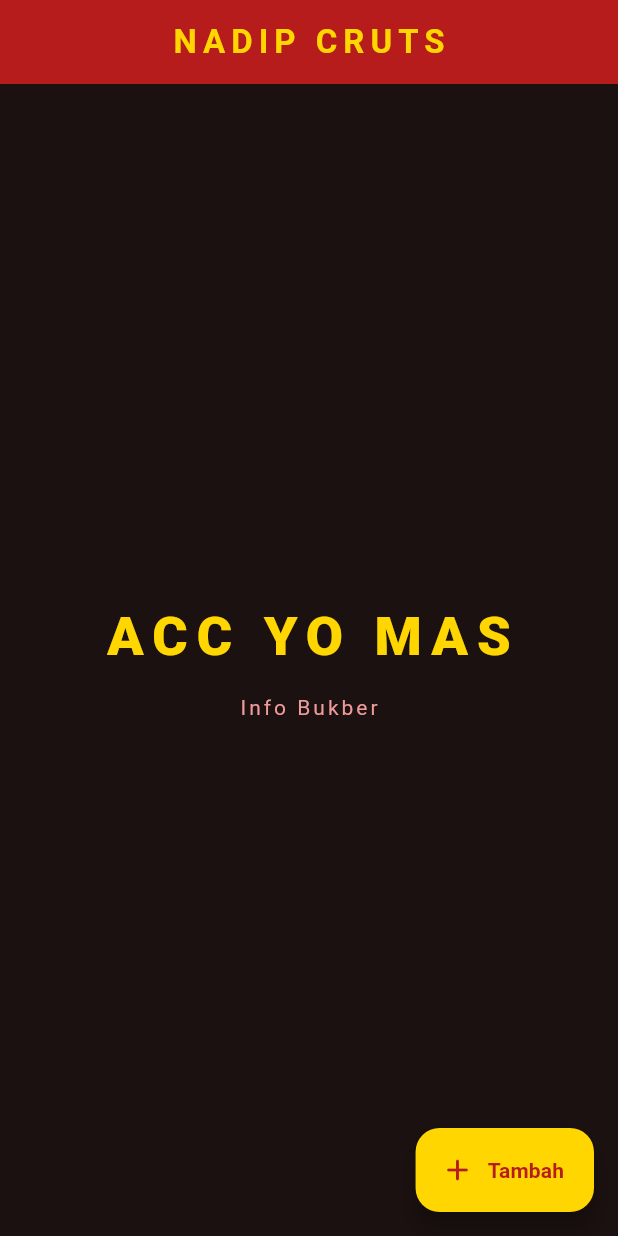
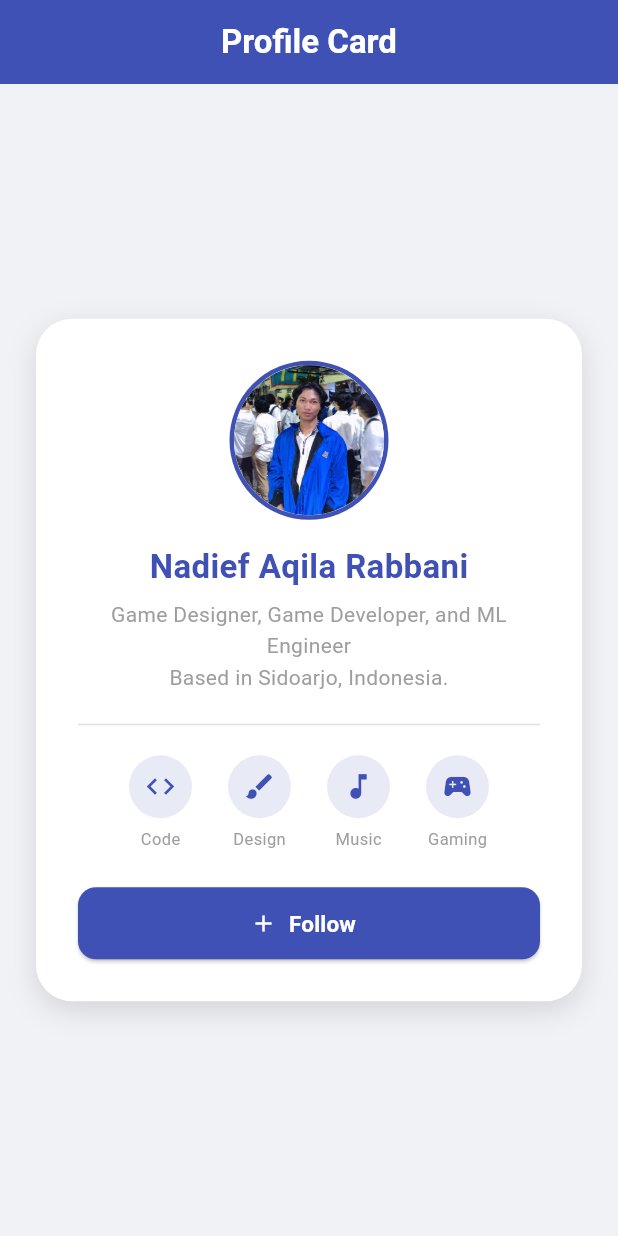
Before and after one commit to helterskelterrr/flutter-widget, a Flutter app: the screen it shows after launch, on a phone screen of 412 x 824 dp. Run offline on Flutter 3.47's test engine with Material 3 defaults, Android fonts, the phone set to English and light mode, and no system bars.

Commit message:
Add profile card UI, local asset, and widget documentation
- Update lib/main.dart: use Image.asset with local photo and errorBuilder fallback
- Add gambar/ directory with profile photo asset
- Update pubspec.yaml to register gambar/ as asset path
- Add WIDGETS.md: GitHub-ready documentation for all 18 widgets used

```diff
--- a/lib/main.dart
+++ b/lib/main.dart
@@ -1,9 +1,12 @@
 import 'package:flutter/material.dart';
 
+// Entry point of the app
 void main() {
   runApp(const MyApp());
 }
 
+// MyApp — root widget (StatelessWidget)
+// Sets up MaterialApp with theme and home page.
 class MyApp extends StatelessWidget {
   const MyApp({super.key});
 
@@ -11,76 +14,220 @@ class MyApp extends StatelessWidget {
   Widget build(BuildContext context) {
     return MaterialApp(
       debugShowCheckedModeBanner: false,
+      title: 'Profile Card App',
       theme: ThemeData(
+        colorScheme: ColorScheme.fromSeed(seedColor: Colors.indigo),
         useMaterial3: true,
-        colorScheme: ColorScheme.fromSeed(
-          seedColor: const Color(0xFFE53935), // merah
-          brightness: Brightness.dark,
       ),
-      ),
-      home: const HomePage(),
+      home: const ProfilePage(), // Start directly on the profile page
     );
   }
 }
 
-class HomePage extends StatelessWidget {
-  const HomePage({super.key});
+// ProfilePage — StatefulWidget
+// Owns the "isFollowed" state and passes it
+// down to ProfileCard for display.
+class ProfilePage extends StatefulWidget {
+  const ProfilePage({super.key});
+
+  @override
+  State<ProfilePage> createState() => _ProfilePageState();
+}
+
+class _ProfilePageState extends State<ProfilePage> {
+  bool _isFollowed = false;
+
+  // Called when the Follow / Unfollow button is pressed.
+  void _toggleFollow() {
+    setState(() {
+      _isFollowed = !_isFollowed; // Flip the value
+    });
+  }
 
   @override
   Widget build(BuildContext context) {
-    final colors = Theme.of(context).colorScheme;
-
     return Scaffold(
-      backgroundColor: colors.surface,
+      backgroundColor: const Color(0xFFF0F2F5),
       appBar: AppBar(
-        backgroundColor: const Color(0xFFB71C1C), // merah tua
-        elevation: 0,
+        backgroundColor: Colors.indigo,
         centerTitle: true,
         title: const Text(
-          'NADIP CRUTS',
-          style: TextStyle(
-            fontSize: 22,
-            fontWeight: FontWeight.w700,
-            color: Color(0xFFFFD600), // kuning
-            letterSpacing: 4,
+          'Profile Card',
+          style: TextStyle(color: Colors.white, fontWeight: FontWeight.bold),
+        ),
+      ),
+      body: Center(
+        child: ProfileCard(
+          isFollowed: _isFollowed,
+          onFollowToggle: _toggleFollow,
+        ),
+      ),
+    );
+  }
+}
+
+// ProfileCard — StatelessWidget
+// Pure display widget. Receives data via
+// constructor and renders the card layout.
+class ProfileCard extends StatelessWidget {
+  final bool isFollowed;
+  final VoidCallback onFollowToggle;
+
+  const ProfileCard({
+    super.key,
+    required this.isFollowed,
+    required this.onFollowToggle,
+  });
+
+  @override
+  Widget build(BuildContext context) {
+    return Padding(
+      padding: const EdgeInsets.symmetric(horizontal: 24.0),
+      child: Container(
+        decoration: BoxDecoration(
+          color: Colors.white,
+          borderRadius: BorderRadius.circular(24),
+          boxShadow: const [
+            BoxShadow(
+              color: Colors.black12,
+              blurRadius: 16,
+              offset: Offset(0, 6),
+            ),
+          ],
+        ),
+        child: Padding(
+          padding: const EdgeInsets.all(28.0),
+          child: Column(
+            mainAxisSize: MainAxisSize.min,
+            children: [
+              // ── Profile Image
+              Container(
+                decoration: BoxDecoration(
+                  shape: BoxShape.circle,
+                  border: Border.all(color: Colors.indigo, width: 3),
+                ),
+                child: ClipOval(
+                  child: Image.asset(
+                    'gambar/WhatsApp Image 2026-03-16 at 11.35.31.jpeg',
+                    width: 100,
+                    height: 100,
+                    fit: BoxFit.cover,
+                    errorBuilder: (context, error, stack) => const Icon(
+                      Icons.person,
+                      size: 80,
+                      color: Colors.indigo,
                     ),
                   ),
                 ),
-      body: Center(
-        child: Column(
-          mainAxisAlignment: MainAxisAlignment.center,
-          children: [
-            Text(
-              'ACC YO MAS',
+              ),
+
+              const SizedBox(height: 16),
+
+              // Name
+              const Text(
+                'Nadief Aqila Rabbani',
                 style: TextStyle(
-                fontSize: 36,
-                fontWeight: FontWeight.w900,
-                letterSpacing: 6,
-                color: const Color(0xFFFFD600), // kuning
+                  fontSize: 22,
+                  fontWeight: FontWeight.bold,
+                  color: Colors.indigo,
                 ),
               ),
-            const SizedBox(height: 12),
+
+              const SizedBox(height: 6),
+
+              // Short Description
               const Text(
-              'Info Bukber',
+                'Game Designer, Game Developer, and ML Engineer\nBased in Sidoarjo, Indonesia.',
+                textAlign: TextAlign.center,
                 style: TextStyle(
                   fontSize: 14,
-                color: Color(0xFFEF9A9A), // merah muda soft
-                letterSpacing: 2,
+                  color: Colors.grey,
+                  height: 1.5,
+                ),
+              ),
+
+              const SizedBox(height: 20),
+
+              // Divider
+              const Divider(height: 1, color: Color(0xFFE0E0E0)),
+
+              const SizedBox(height: 20),
+
+              // Hobby / Skill Icons Row
+              Row(
+                mainAxisAlignment: MainAxisAlignment.center,
+                children: const [
+                  _HobbyIcon(icon: Icons.code, label: 'Code'),
+                  SizedBox(width: 24),
+                  _HobbyIcon(icon: Icons.brush, label: 'Design'),
+                  SizedBox(width: 24),
+                  _HobbyIcon(icon: Icons.music_note, label: 'Music'),
+                  SizedBox(width: 24),
+                  _HobbyIcon(icon: Icons.sports_esports, label: 'Gaming'),
+                ],
+              ),
+
+              const SizedBox(height: 24),
+
+              // Follow / Unfollow Button
+              ElevatedButton.icon(
+                onPressed: onFollowToggle,
+                icon: Icon(
+                  isFollowed ? Icons.check : Icons.add,
+                  size: 18,
+                ),
+                label: Text(
+                  isFollowed ? 'Following' : 'Follow',
+                  style: const TextStyle(
+                    fontSize: 15,
+                    fontWeight: FontWeight.w600,
+                  ),
+                ),
+                style: ElevatedButton.styleFrom(
+                  // Button turns green when followed, indigo when not
+                  backgroundColor: isFollowed ? Colors.green : Colors.indigo,
+                  foregroundColor: Colors.white,
+                  minimumSize: const Size(double.infinity, 48),
+                  shape: RoundedRectangleBorder(
+                    borderRadius: BorderRadius.circular(12),
+                  ),
                 ),
               ),
             ],
           ),
         ),
-      floatingActionButton: FloatingActionButton.extended(
-        backgroundColor: const Color(0xFFFFD600), // kuning
-        foregroundColor: const Color(0xFFB71C1C), // merah tua
-        onPressed: () {},
-        icon: const Icon(Icons.add_rounded),
-        label: const Text(
-          'Tambah',
-          style: TextStyle(fontWeight: FontWeight.w600),
-        ),
       ),
     );
   }
 }
+
+// HobbyIcon — private StatelessWidget
+// A small reusable widget for a single hobby:
+// an Icon above a short label text.
+class _HobbyIcon extends StatelessWidget {
+  final IconData icon;
+  final String label;
+
+  const _HobbyIcon({required this.icon, required this.label});
+
+  @override
+  Widget build(BuildContext context) {
+    return Column(
+      children: [
+        Container(
+          padding: const EdgeInsets.all(10),
+          decoration: BoxDecoration(
+            color: Colors.indigo.shade50,
+            shape: BoxShape.circle,
+          ),
+          child: Icon(icon, color: Colors.indigo, size: 22),
+        ),
+        const SizedBox(height: 6),
+        Text(
+          label,
+          style: const TextStyle(fontSize: 11, color: Colors.grey),
+        ),
+      ],
+    );
+  }
+}
```
Also changed, not shown: pubspec.yaml (+3 -69 lines), gambar/WhatsApp Image 2026-03-16 at 11.35.31.jpeg (added), 1 other file. Lines whose indentation alone changed are shown as unchanged.
